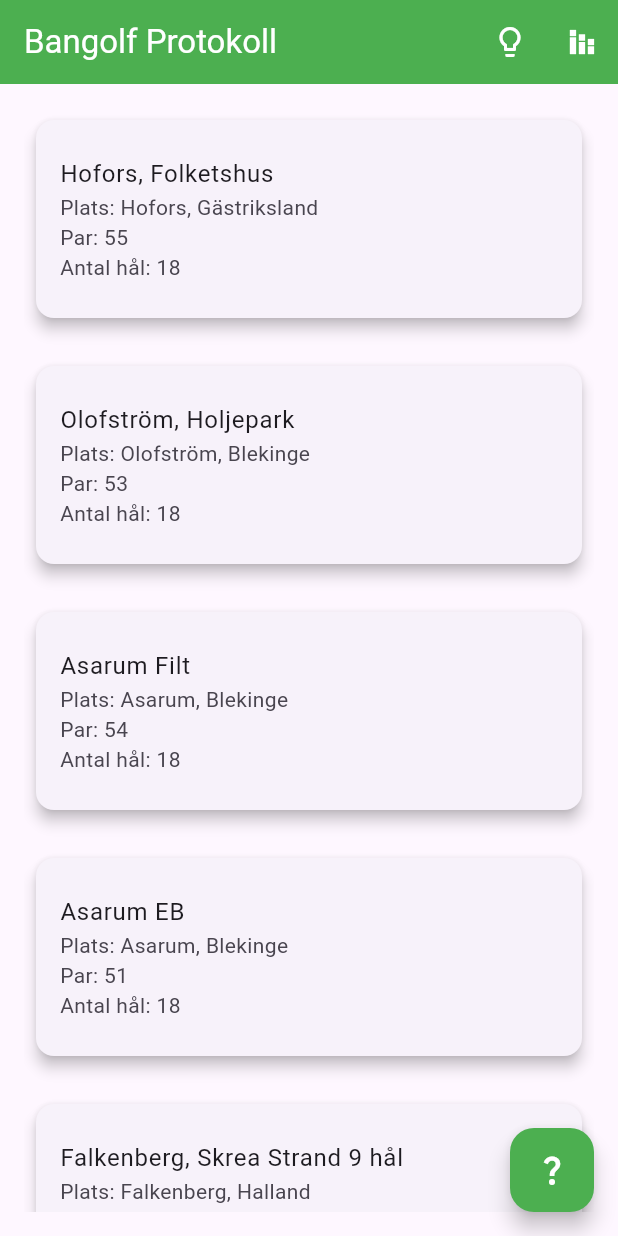
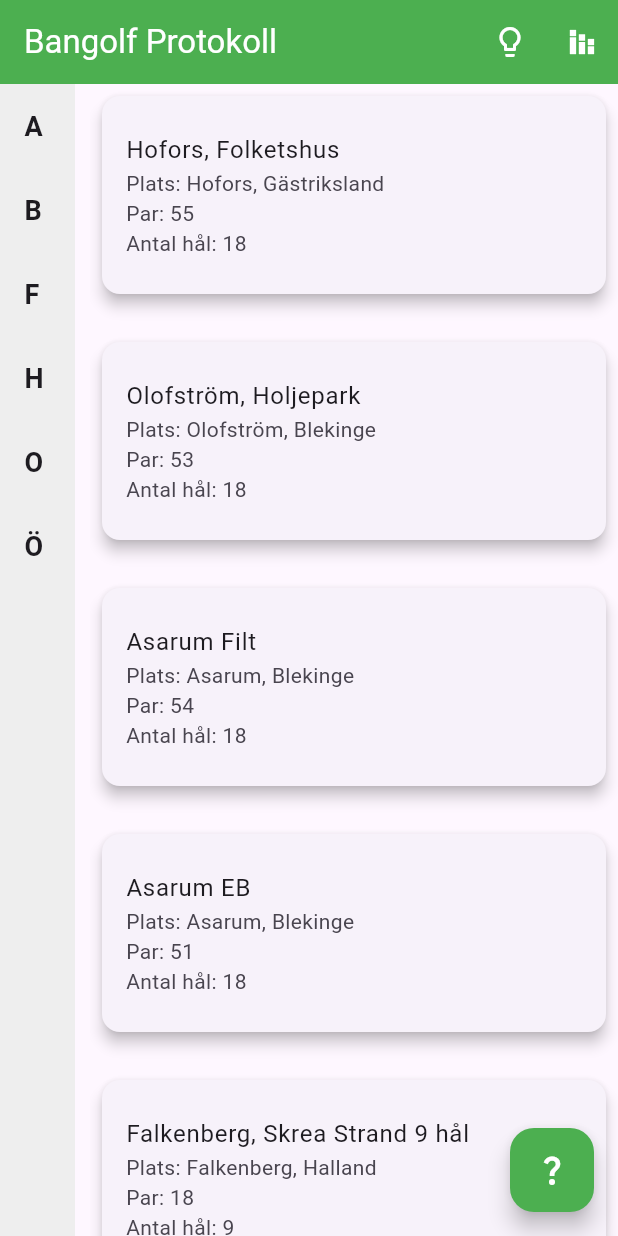
Before and after one commit to codeforgedtech/golfprotokol-v2, a Flutter app: the screen it shows after launch, on a phone screen of 412 x 824 dp. Run offline on Flutter 3.47's test engine with Material 3 defaults, Android fonts, the phone set to English and light mode, and no system bars; our stand-ins replace shared_preferences.

Commit message:
updating home screen

```diff
--- a/lib/screens/home_screen.dart
+++ b/lib/screens/home_screen.dart
@@ -15,6 +15,8 @@ class HomeScreen extends StatefulWidget {
 class _HomeScreenState extends State<HomeScreen> {
   List<Course> _courses = [];
   bool _isLoading = true;
+  ScrollController _scrollController = ScrollController();
+  List<String> _alphabet = [];
 
   @override
   void initState() {
@@ -28,7 +30,19 @@ class _HomeScreenState extends State<HomeScreen> {
     setState(() {
       _courses = courses;
       _isLoading = false;
+      _alphabet = _generateAlphabet(courses);
     });
+  }
+
+  List<String> _generateAlphabet(List<Course> courses) {
+    Set<String> letters = {};
+    for (var course in courses) {
+      if (course.name.isNotEmpty) {
+        letters.add(course.name[0].toUpperCase());
+      }
+    }
+    List<String> sortedLetters = letters.toList()..sort();
+    return sortedLetters;
   }
 
   void _onCourseTap(Course course) {
@@ -67,6 +81,21 @@ class _HomeScreenState extends State<HomeScreen> {
     );
   }
 
+  void _scrollToLetter(String letter) {
+    for (int i = 0; i < _courses.length; i++) {
+      if (_courses[i].name.isNotEmpty &&
+          _courses[i].name[0].toUpperCase() == letter) {
+        _scrollController.animateTo(
+          _scrollController.position.minScrollExtent +
+              i * 80.0, // Adjust multiplier based on item height
+          duration: Duration(milliseconds: 300),
+          curve: Curves.easeInOut,
+        );
+        break;
+      }
+    }
+  }
+
   @override
   Widget build(BuildContext context) {
     return Scaffold(
@@ -87,11 +116,16 @@ class _HomeScreenState extends State<HomeScreen> {
           ),
         ],
       ),
-      body: _isLoading
+      body: Stack(
+        children: [
+          // Courses List
+          Padding(
+            padding: const EdgeInsets.only(
+                left: 60.0), // Make room for the alphabet list
+            child: _isLoading
                 ? Center(child: CircularProgressIndicator())
-          : Padding(
-              padding: const EdgeInsets.all(16.0),
-              child: ListView.builder(
+                : ListView.builder(
+                    controller: _scrollController,
                     itemCount: _courses.length,
                     itemBuilder: (context, index) {
                       return Container(
@@ -104,6 +138,33 @@ class _HomeScreenState extends State<HomeScreen> {
                     },
                   ),
           ),
+          // Alphabet List
+          Positioned(
+            left: 0,
+            top: 0,
+            bottom: 0,
+            child: Container(
+              width: 50.0, // Width of the alphabet list
+              color: Colors.grey[200],
+              child: ListView.builder(
+                padding: EdgeInsets.zero,
+                itemCount: _alphabet.length,
+                itemBuilder: (context, index) {
+                  return ListTile(
+                    title: Text(
+                      _alphabet[index],
+                      textAlign: TextAlign.center,
+                      style: TextStyle(
+                          fontSize: 18.0, fontWeight: FontWeight.bold),
+                    ),
+                    onTap: () => _scrollToLetter(_alphabet[index]),
+                  );
+                },
+              ),
+            ),
+          ),
+        ],
+      ),
       floatingActionButton: FloatingActionButton(
         onPressed: _navigateToAboutScreen,
         backgroundColor: Colors.green,
--- a/lib/screens/tip_course_screen.dart
+++ b/lib/screens/tip_course_screen.dart
@@ -20,6 +20,7 @@ class _TipCourseScreenState extends State<TipCourseScreen> {
       appBar: AppBar(
         title: Text('Tipsa om ny bana'),
         backgroundColor: Colors.green,
+        foregroundColor: Colors.white,
       ),
       body: Padding(
         padding: const EdgeInsets.all(16.0),
```
Also changed, not shown: assets/golfcourses.json (+2 -10 lines). Lines whose indentation alone changed are shown as unchanged.
